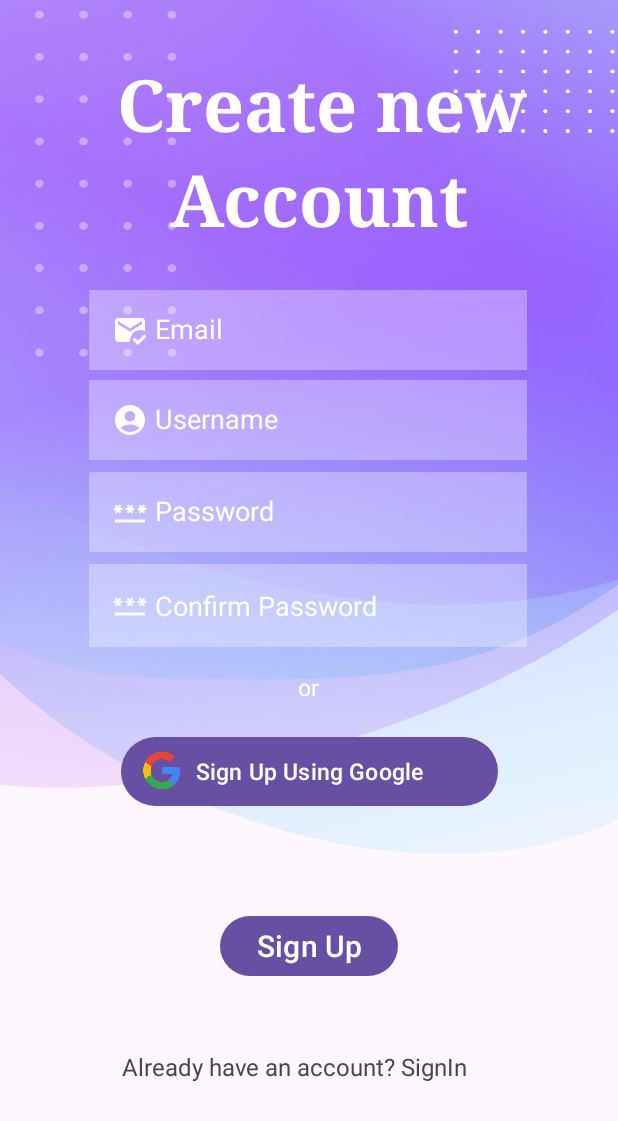
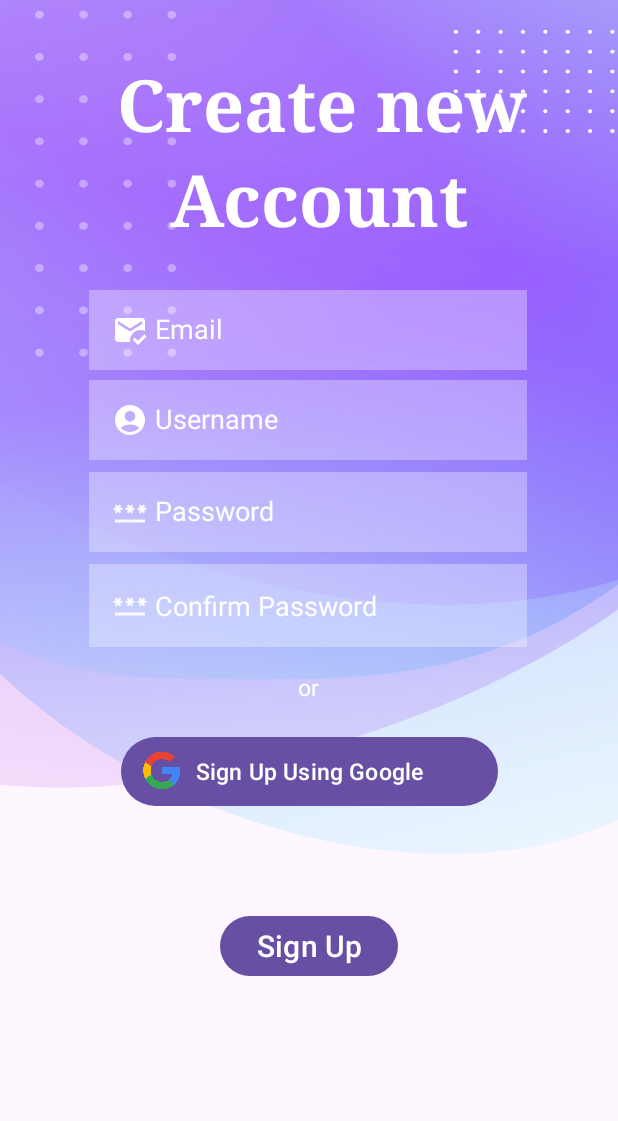
Before and after one commit to tonima26122004/Smart_home, an Android app: the signup screen opened directly, with no data from a screen before it, on a phone screen of 412 x 824 dp. Shown: the top 1121 px of the screen. Run offline under Robolectric (Android 15) with nearby library versions, the phone set to English and light mode, and no system bars.

Commit message:
signin redirect from signup removed

```diff
--- a/app/src/main/java/com/example/openpage/signup.java
+++ b/app/src/main/java/com/example/openpage/signup.java
@@ -15,9 +15,4 @@ public class signup extends AppCompatActivity {
         setContentView(R.layout.activity_signup);
     }
 
-    public void signInActivity(View v) {
-        Toast.makeText(getApplicationContext(), "Sign In Page", Toast.LENGTH_SHORT).show();
-        Intent intent = new Intent(this, sing_in.class);
-        startActivity(intent);
-    }
 }
--- a/app/src/main/res/layout/activity_signup.xml
+++ b/app/src/main/res/layout/activity_signup.xml
@@ -141,19 +141,6 @@
         app:layout_constraintVertical_bias="0.452" />
 
     <TextView
-        android:id="@+id/textView4"
-        android:layout_width="250dp"
-        android:layout_height="25dp"
-        android:onClick="signInActivity"
-        android:text="Already have an account? SignIn"
-        android:textSize="16sp"
-        app:layout_constraintBottom_toBottomOf="parent"
-        app:layout_constraintEnd_toEndOf="parent"
-        app:layout_constraintStart_toStartOf="parent"
-        app:layout_constraintTop_toBottomOf="@+id/button"
-        app:layout_constraintVertical_bias="0.313" />
-
-    <TextView
         android:id="@+id/textView5"
         android:layout_width="15dp"
         android:layout_height="20dp"
```
